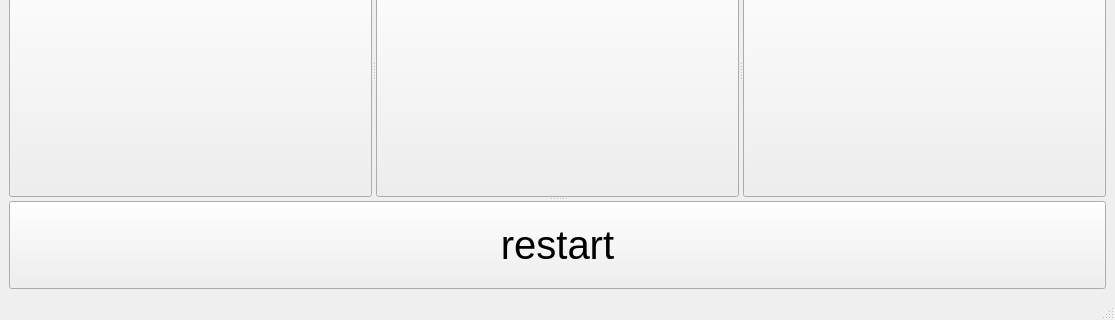
This is ticktacktoe/mainwindow.ui in NoxNoscope/ticktacktoe as Qt 5 draws it before an edit; both pictures show x 0 to 1115 and y 583 to 903 of the 1115 by 903 pixel window. The edited form follows.
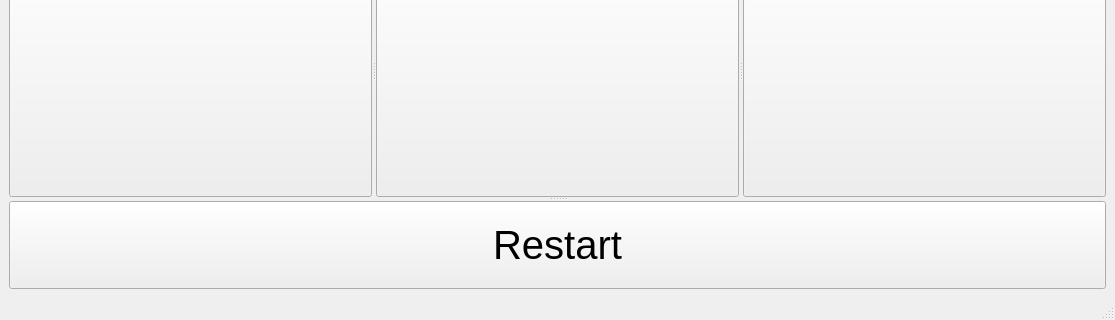
This is the edited form.

Diff of the .ui file:
```diff
--- a/ticktacktoe/mainwindow.ui
+++ b/ticktacktoe/mainwindow.ui
@@ -137,7 +137,7 @@
         </font>
        </property>
        <property name="text">
-        <string>restart</string>
+        <string>Restart</string>
        </property>
       </widget>
      </widget>
```
